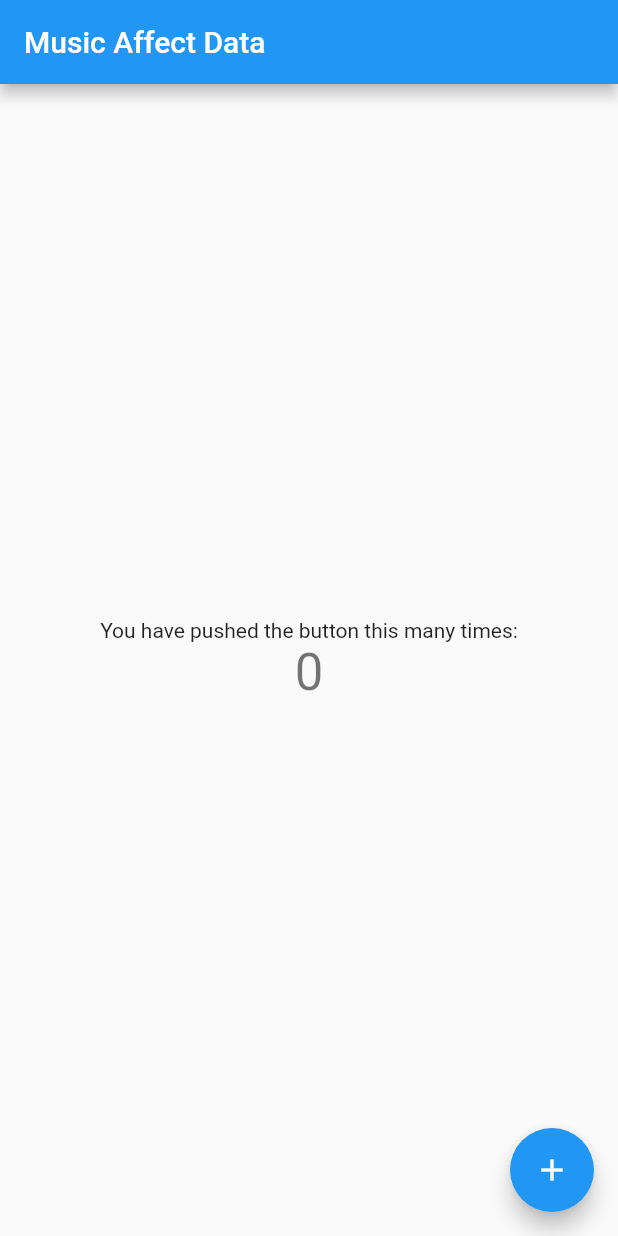
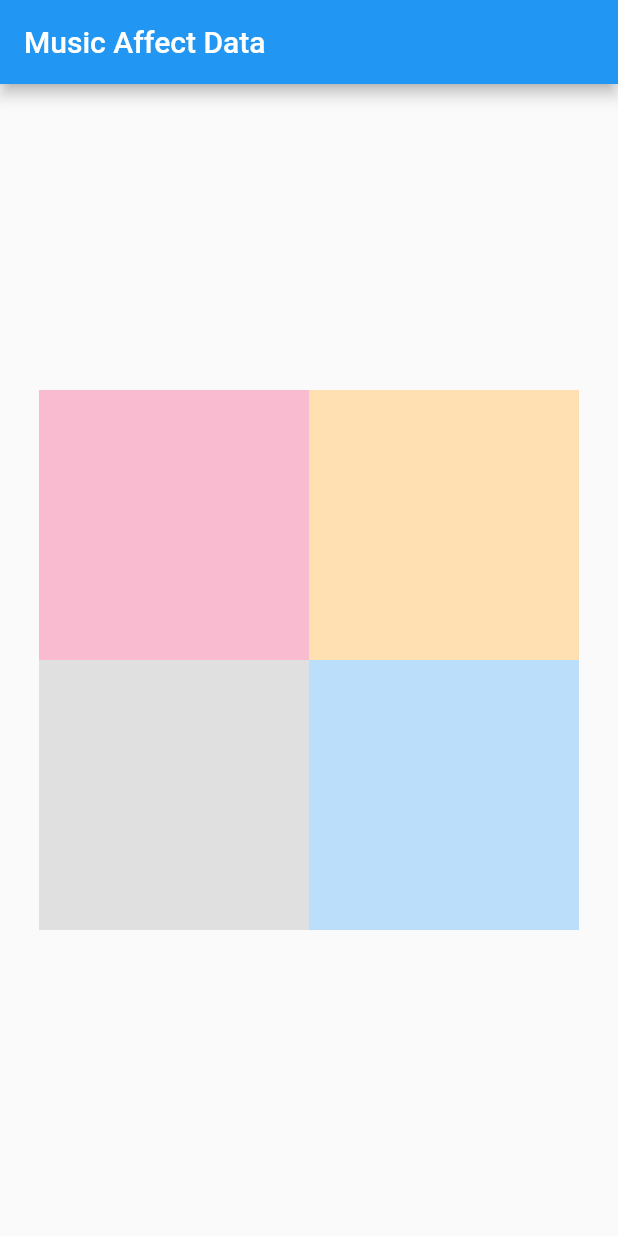
Before and after one commit to Soundbendor/music-affect-app-ec, a Flutter app: the screen it shows after launch, on a phone screen of 412 x 824 dp. Run offline on Flutter 3.47's test engine with Material 2 defaults, Android fonts, the phone set to English and light mode, and no system bars; network calls fail.

Commit message:
Added UI input and normalized input

```diff
--- a/flutter_app/lib/main.dart
+++ b/flutter_app/lib/main.dart
@@ -1,5 +1,6 @@
 import 'package:flutter/foundation.dart';
 import 'package:flutter/material.dart';
+import 'package:flutter_app/tapper.dart';
 import 'package:http/http.dart' as http;
 
 
@@ -104,22 +105,11 @@ class _MyHomePageState extends State<MyHomePage> {
           // axis because Columns are vertical (the cross axis would be
           // horizontal).
           mainAxisAlignment: MainAxisAlignment.center,
-          children: <Widget>[
-            const Text(
-              'You have pushed the button this many times:',
-            ),
-            Text(
-              '$_counter',
-              style: Theme.of(context).textTheme.headline4,
-            ),
+          children: const <Widget>[
+            Tapper(),
           ],
         ),
       ),
-      floatingActionButton: FloatingActionButton(
-        onPressed: _incrementCounter,
-        tooltip: 'Increment',
-        child: const Icon(Icons.add),
-      ), // This trailing comma makes auto-formatting nicer for build methods.
     );
   }
 }
--- /dev/null
+++ b/flutter_app/lib/tapper.dart
@@ -0,0 +1,71 @@
+import 'package:flutter/material.dart';
+
+class Tapper extends StatefulWidget {
+  const Tapper({Key? key}) : super(key: key);
+
+  @override
+  State<Tapper> createState() => _TapperState();
+}
+
+class _TapperState extends State<Tapper> {
+  final gridSize = 180.0;
+  final circleRadius = 0.0;
+  @override
+  Widget build(BuildContext context) {
+    return Listener(
+        onPointerDown: (PointerDownEvent event) {
+          // Global screen position.
+          print("Global position x:${event.position.dx}, y:${event.position.dy}");
+          // Position relative to where this widget starts.
+          print("Relative position: x:${event.localPosition.dx}, y:${event.localPosition.dy}");
+          print(((event.localPosition.dy - 180) * -1) / 180 );
+          print(((event.localPosition.dx - 17) - 180) / 180);
+        },
+        child: Column(
+          mainAxisAlignment: MainAxisAlignment.center,
+          crossAxisAlignment: CrossAxisAlignment.center,
+          children: [
+            Row(
+                mainAxisAlignment: MainAxisAlignment.center
+                ,children: [
+              Container(
+                decoration: BoxDecoration(
+                    borderRadius: BorderRadius.only(topLeft: Radius.circular(circleRadius)),
+                    color: Colors.pink[100]
+                ),
+                width: gridSize,
+                height: gridSize,
+              ),
+              Container(
+                decoration: BoxDecoration(
+                    borderRadius: BorderRadius.only(topRight: Radius.circular(circleRadius)),
+                    color: Colors.orange[100]
+                ),
+                width: gridSize,
+                height: gridSize,
+                // color: Colors.green,
+              )
+            ]),
+            Row(mainAxisAlignment: MainAxisAlignment.center,children: [
+              Container(
+                decoration: BoxDecoration(
+                    borderRadius: BorderRadius.only(bottomLeft: Radius.circular(circleRadius)),
+                    color: Colors.grey[300]
+                ),
+                width: gridSize,
+                height: gridSize,
+                // color: Colors.red,
+              ),
+              Container(
+                  decoration: BoxDecoration(
+                      borderRadius: BorderRadius.only(bottomRight: Radius.circular(circleRadius)),
+                      color: Colors.blue[100]
+                  ),
+                  width: gridSize,
+                  height: gridSize
+              )
+            ])
+          ],
+        ));
+  }
+}
```
